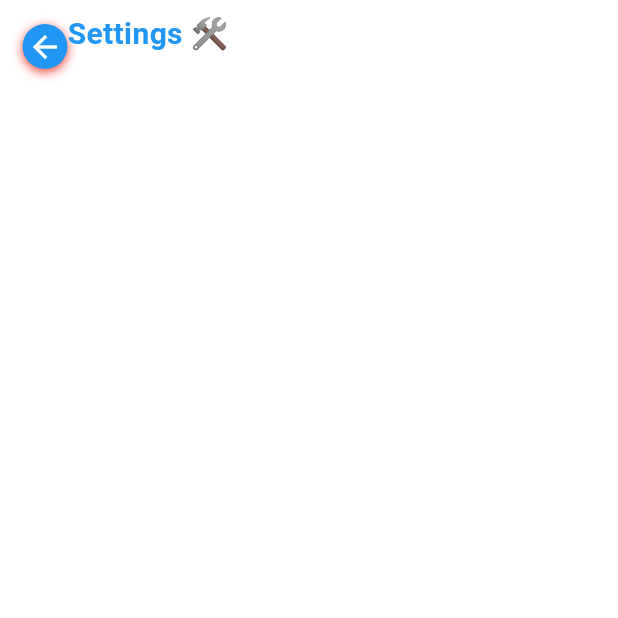
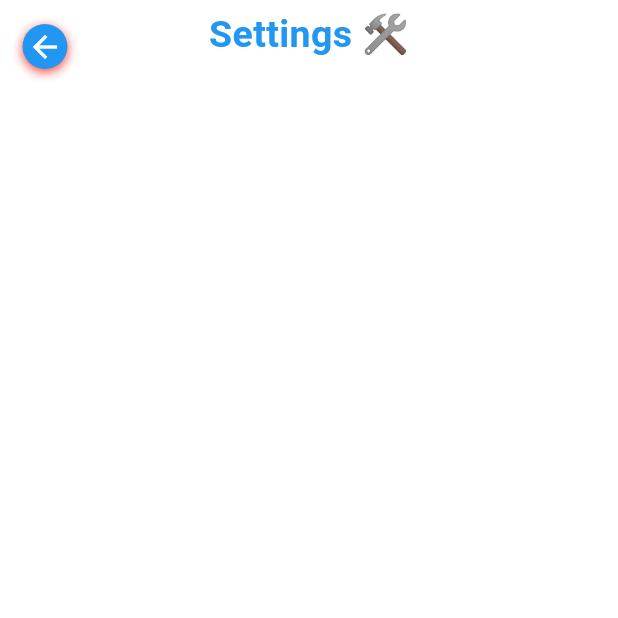
Before and after one commit to Yvonne-Wanja-1/appy, a Flutter app: the SettingsPage screen opened by its route, on a phone screen of 412 x 824 dp, the top half of it. Run offline on Flutter 3.47's test engine with Material 3 defaults, Android fonts, the phone set to English and light mode, and no system bars; our stand-ins replace animated_text_kit, curved_navigation_bar, font_awesome_flutter, google_fonts, image_cropper, image_picker and 1 more; missing offline and left inert: open_file_plus.

Commit message:
made sure that the settings text is centered

```diff
--- a/appy/lib/pages/pages/settings.dart
+++ b/appy/lib/pages/pages/settings.dart
@@ -44,18 +44,22 @@ class SettingsPage extends StatelessWidget {
 
                  ),
 
-                const Center(
+                const Expanded( // 1. Wrap with Expanded
+                  child: Center(
                    // padding: EdgeInsets.only(left: 8.0, top: 16.0),
                     child: Text(
                       'Settings 🛠️',
                       style: TextStyle(
-                      fontSize: 20,
+                        fontSize: 25,
                         fontWeight: FontWeight.bold,
                         color: Colors.blue,
                       ),
                     ),
                   ),
-
+                ),
+                const SizedBox( // 2. Add SizedBox to balance the leading widget
+                  width: 30.0 + 15.0, // Width of back button container + left padding
+                ),
 
               ],
             )
```
Lines whose indentation alone changed are shown as unchanged.
